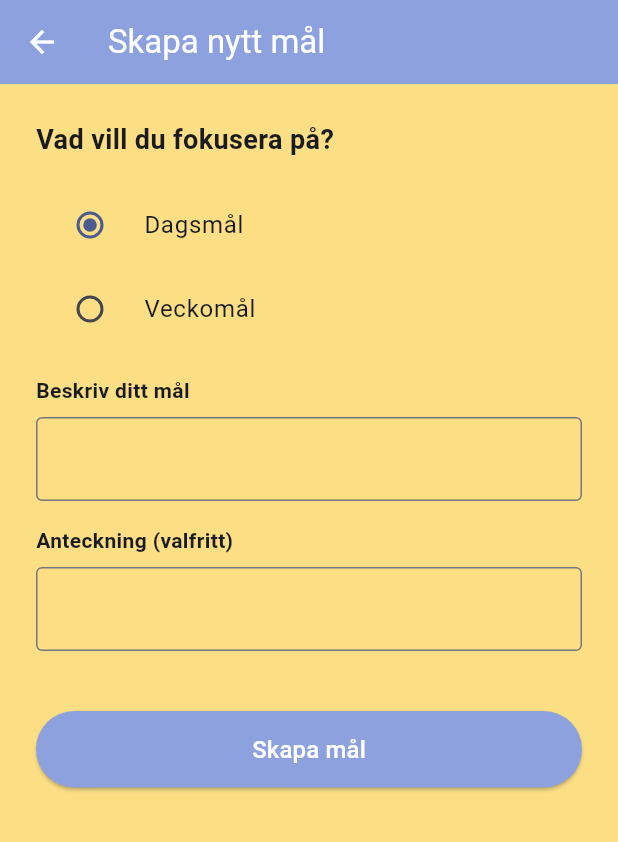
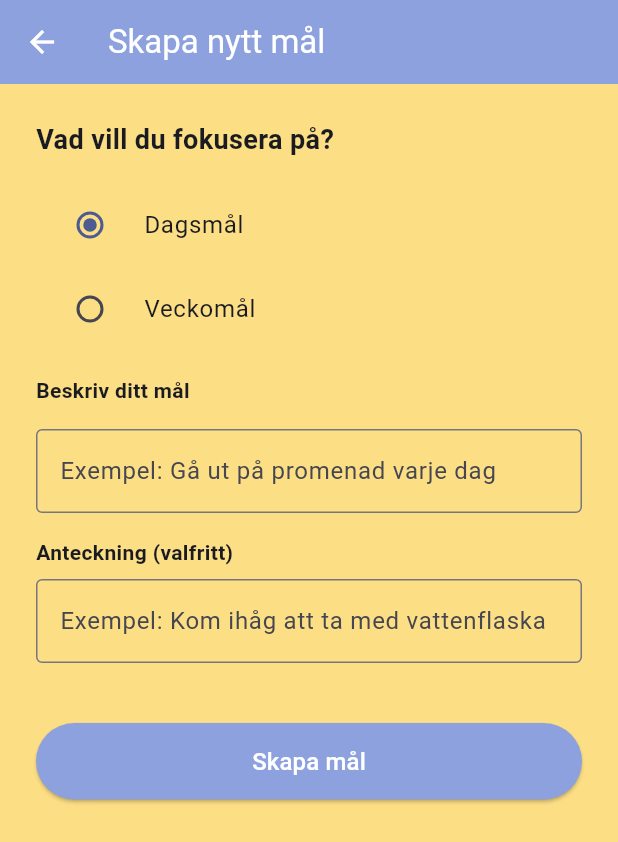
Before and after one commit to gu-tig333-ht25/Grupp-2, a Flutter app: the SkapaMalSida screen opened directly, on a phone screen of 412 x 824 dp. Shown: the top 842 px of the screen. Run offline on Flutter 3.47's test engine with Material 3 defaults, Android fonts, the phone set to English and light mode, and no system bars; our stand-ins replace cloud_firestore, firebase_auth, firebase_core, table_calendar, youtube_player_flutter; accounts and stored records are empty.

Commit message:
skapa_mal_sida kalr med kommentarer och formaterin

```diff
--- a/lib/views/skapa_mal_sida.dart
+++ b/lib/views/skapa_mal_sida.dart
@@ -1,6 +1,8 @@
 import 'package:flutter/material.dart';
 import 'package:provider/provider.dart';
 import '../providers/mal_provider.dart';
+
+// Sida där användaren kan skapa mål ett nytt dags- eller veckomål
 
 class SkapaMalSida extends StatefulWidget {
   const SkapaMalSida({super.key});
@@ -10,7 +12,8 @@ class SkapaMalSida extends StatefulWidget {
 }
 
 class _SkapaMalSidaState extends State<SkapaMalSida> {
-  String _malTyp = 'Dagsmål';
+  // Lokala tillstånds variabler
+  String _malTyp = 'Dagsmål'; // Dagsmål är som standard
   final TextEditingController _malController = TextEditingController();
   final TextEditingController _anteckningController = TextEditingController();
   DateTime? _valdDatum;
@@ -28,15 +31,26 @@ class _SkapaMalSidaState extends State<SkapaMalSida> {
         title: const Text("Skapa nytt mål"),
         backgroundColor: appBarColor,
         foregroundColor: Theme.of(context).appBarTheme.foregroundColor,
-        leading: IconButton(icon: const Icon(Icons.arrow_back), onPressed: () => Navigator.pop(context)),
+
+        // Tillbaka knapp i appbar
+        leading: IconButton(
+          icon: const Icon(Icons.arrow_back),
+          onPressed: () => Navigator.pop(context)
+          ),
       ),
+
+      // Huvudinnehåll
       body: SingleChildScrollView(
         padding: const EdgeInsets.all(24),
         child: Column(
           crossAxisAlignment: CrossAxisAlignment.start,
           children: [
-            const Text("Vad vill du fokusera på?", style: TextStyle(fontSize: 18, fontWeight: FontWeight.bold)),
+            // Rubrik
+            const Text("Vad vill du fokusera på?", style: TextStyle(fontSize: 18, fontWeight: FontWeight.bold)
+            ),
             const SizedBox(height: 16),
+
+            // Välj måltyp, dagsmål eller veckomål
             RadioListTile<String>(
               title: const Text("Dagsmål"),
               value: "Dagsmål",
@@ -44,6 +58,7 @@ class _SkapaMalSidaState extends State<SkapaMalSida> {
               activeColor: primaryColor,
               onChanged: (value) => setState(() => _malTyp = value!),
             ),
+
             RadioListTile<String>(
               title: const Text("Veckomål"),
               value: "Veckomål",
@@ -51,15 +66,43 @@ class _SkapaMalSidaState extends State<SkapaMalSida> {
               activeColor: primaryColor,
               onChanged: (value) => setState(() => _malTyp = value!),
             ),
+
             const SizedBox(height: 16),
-            const Text("Beskriv ditt mål", style: TextStyle(fontWeight: FontWeight.bold)),
+
+            // Titel på målet
+            const Text(
+              "Beskriv ditt mål",
+            style: TextStyle(fontWeight: FontWeight.bold)
+            ),
             const SizedBox(height: 8),
-            TextField(controller: _malController, decoration: const InputDecoration(border: OutlineInputBorder())),
+            const SizedBox(height: 8),
+            TextField(
+              controller: _malController,
+              decoration: const InputDecoration(
+                border: OutlineInputBorder(),
+                hintText: "Exempel: Gå ut på promenad varje dag",
+              ),
+            ),
+
             const SizedBox(height: 16),
-            const Text("Anteckning (valfritt)", style: TextStyle(fontWeight: FontWeight.bold)),
+
+            //  Anteckning (valfritt)
+            const Text(
+              "Anteckning (valfritt)",
+              style: TextStyle(fontWeight: FontWeight.bold),
+            ),
             const SizedBox(height: 8),
-            TextField(controller: _anteckningController, decoration: const InputDecoration(border: OutlineInputBorder())),
+            TextField(
+              controller: _anteckningController,
+              decoration: const InputDecoration(
+                border: OutlineInputBorder(),
+                hintText: "Exempel: Kom ihåg att ta med vattenflaska",
+              ),
+            ),
+
             const SizedBox(height: 16),
+
+            // Datumväljare för veckomål
             if (_malTyp == 'Veckomål')
               GestureDetector(
                 onTap: () async {
@@ -69,16 +112,30 @@ class _SkapaMalSidaState extends State<SkapaMalSida> {
                     firstDate: DateTime.now(),
                     lastDate: DateTime(2100),
                   );
-                  if (pickedDate != null) setState(() => _valdDatum = pickedDate);
+                  if (pickedDate != null) {
+                    setState(() => _valdDatum = pickedDate);
+                  }
                 },
                 child: Container(
                   padding: const EdgeInsets.all(14),
-                  decoration: BoxDecoration(border: Border.all(color: Colors.grey), borderRadius: BorderRadius.circular(8)),
-                  child: Row(children: [const Icon(Icons.calendar_today), const SizedBox(width: 8), Text(_valdDatum == null ? "Välj datum" : "${_valdDatum!.day}/${_valdDatum!.month}/${_valdDatum!.year}")]),
+                  decoration: BoxDecoration(
+                    border: Border.all(color: Colors.grey),
+                    borderRadius: BorderRadius.circular(8)
+                  ),
+                  child: Row(
+                    children: [
+                      const Icon(Icons.calendar_today),
+                      const SizedBox(width: 8),
+                      Text(_valdDatum == null ? "Välj datum" : "${_valdDatum!.day}/${_valdDatum!.month}/${_valdDatum!.year}"
+                      ),
+                    ],
+                  ),
                 ),
               ),
+
             const SizedBox(height: 24),
 
+            // Skapa knappen
             SizedBox(
               width: double.infinity,
               child: ElevatedButton(
@@ -87,6 +144,7 @@ class _SkapaMalSidaState extends State<SkapaMalSida> {
                   padding: const EdgeInsets.symmetric(vertical: 14),
                 ),
                 onPressed: () async {
+                  // Säkerställer att ett mål är ifyllt
                   if (_malController.text.isEmpty) {
                     ScaffoldMessenger.of(context).showSnackBar(
                       const SnackBar(
@@ -97,6 +155,7 @@ class _SkapaMalSidaState extends State<SkapaMalSida> {
                     return;
                   }
 
+                  // Försöker spara målet via provider
                   try {
                     await malProvider.laggTillMal(
                       _malController.text,
@@ -107,7 +166,7 @@ class _SkapaMalSidaState extends State<SkapaMalSida> {
                           : _valdDatum ?? DateTime.now(),
                     );
 
-                    // Visa bekräftelse
+                    // Visa bekräftelse till användaren
                     ScaffoldMessenger.of(context).showSnackBar(
                       const SnackBar(
                         content: Text("Målet har sparats!"),
```
